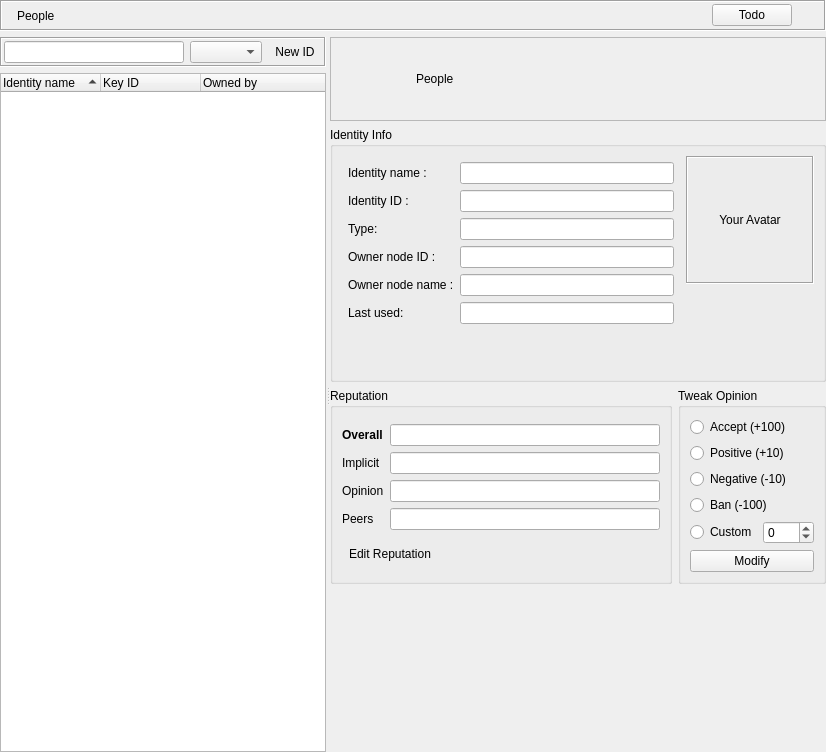
Qt form retroshare-gui/src/gui/Identity/IdDialog.ui (RetroShare/RetroShare) before a commit.
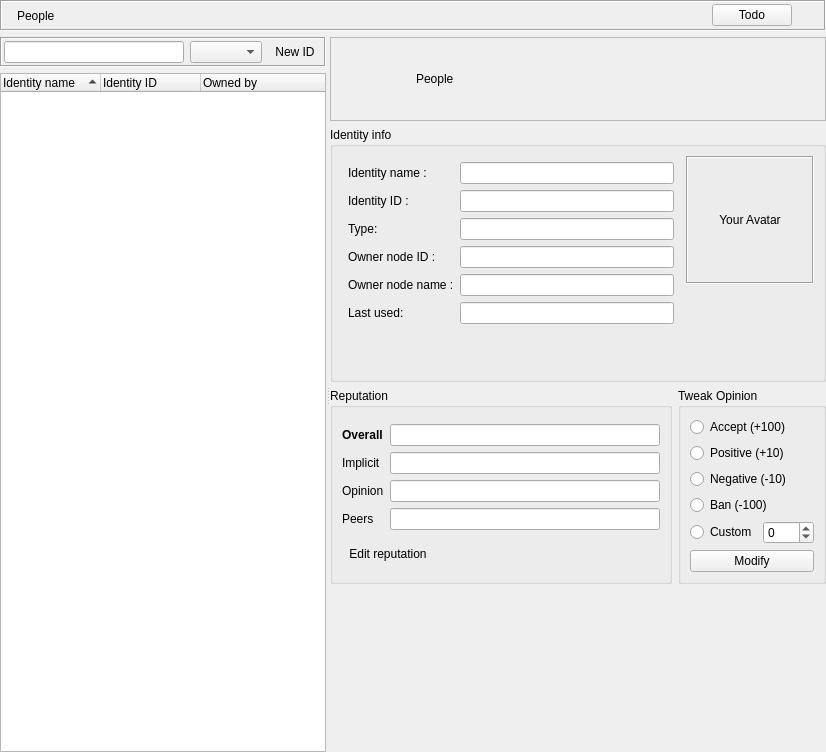
The same form after that commit. Icons and pictures are not drawn. Custom widgets are drawn as their Qt base class.

Commit message: fixed strings in IdDialog (patch from Henry)

Patch:
```diff
--- a/retroshare-gui/src/gui/Identity/IdDialog.ui
+++ b/retroshare-gui/src/gui/Identity/IdDialog.ui
@@ -200,7 +200,7 @@
          </column>
          <column>
           <property name="text">
-           <string>Key ID</string>
+           <string>Identity ID</string>
           </property>
          </column>
          <column>
@@ -299,7 +299,7 @@
        <item>
         <widget class="QGroupBox" name="detailsGroupBox">
          <property name="title">
-          <string>Identity Info</string>
+          <string>Identity info</string>
          </property>
          <layout class="QGridLayout" name="gridLayout_3">
           <item row="0" column="0">
@@ -553,7 +553,7 @@
                <enum>Qt::NoFocus</enum>
               </property>
               <property name="text">
-               <string>Edit Reputation</string>
+               <string>Edit reputation</string>
               </property>
               <property name="icon">
                <iconset resource="../images.qrc">
```
Left out of the diff: 8 changed lines with no effect on the pictures. The commit also changes 1 other file.
